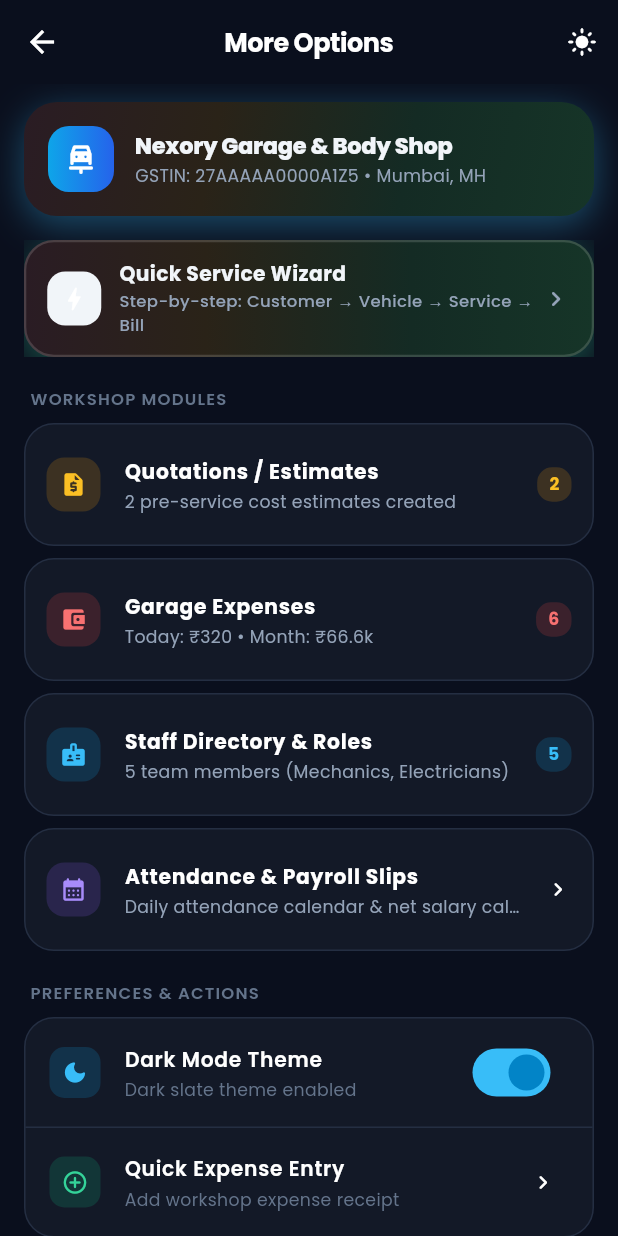
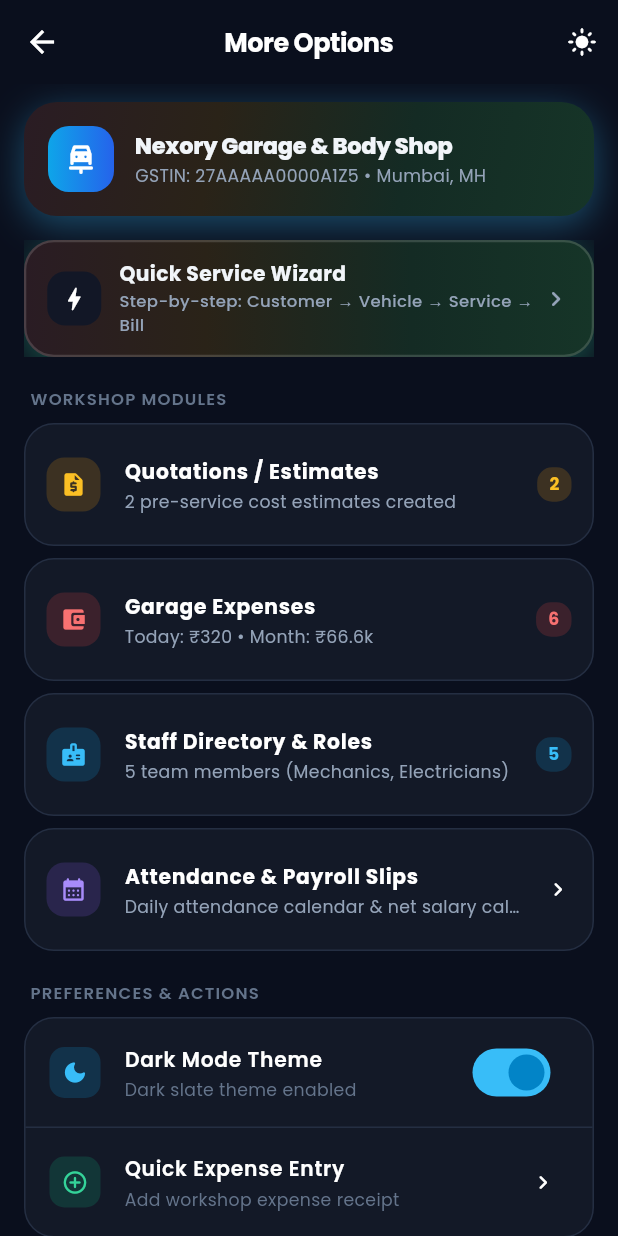
Before and after one commit to satyajitrajen/garage, a Flutter app: the MoreMenuScreen screen opened directly, after a tap on "Dark Mode Theme", on a phone screen of 412 x 824 dp. Run offline on Flutter 3.47's test engine with Material 3 defaults, Android fonts, the phone set to English and light mode, and no system bars; our stand-ins replace fl_chart, google_fonts, share_plus; accounts and stored records are empty.

Commit message:
fix: keep bolt-chip navy literal in both themes (palette slot flips light in dark mode)

```diff
--- a/lib/screens/dashboard/dashboard_screen.dart
+++ b/lib/screens/dashboard/dashboard_screen.dart
@@ -331,7 +331,9 @@ class DashboardScreen extends StatelessWidget {
                                 width: 36,
                                 height: 36,
                                 decoration: BoxDecoration(
-                                  color: palette.textPrimary,
+                                  // Deliberately a dark navy chip in BOTH themes (white bolt
+                                  // icon on top); no single palette slot preserves that.
+                                  color: const Color(0xFF121726),
                                   borderRadius: BorderRadius.circular(12),
                                 ),
                                 child: const Icon(
--- a/lib/screens/more/more_menu_screen.dart
+++ b/lib/screens/more/more_menu_screen.dart
@@ -139,7 +139,9 @@ class MoreMenuScreen extends StatelessWidget {
                       width: 36,
                       height: 36,
                       decoration: BoxDecoration(
-                        color: palette.textPrimary,
+                        // Deliberately a dark navy chip in BOTH themes (white bolt
+                        // icon on top); no single palette slot preserves that.
+                        color: const Color(0xFF121726),
                         borderRadius: BorderRadius.circular(12),
                       ),
                       child: const Icon(Icons.bolt_rounded, color: Colors.white, size: 20),
```
